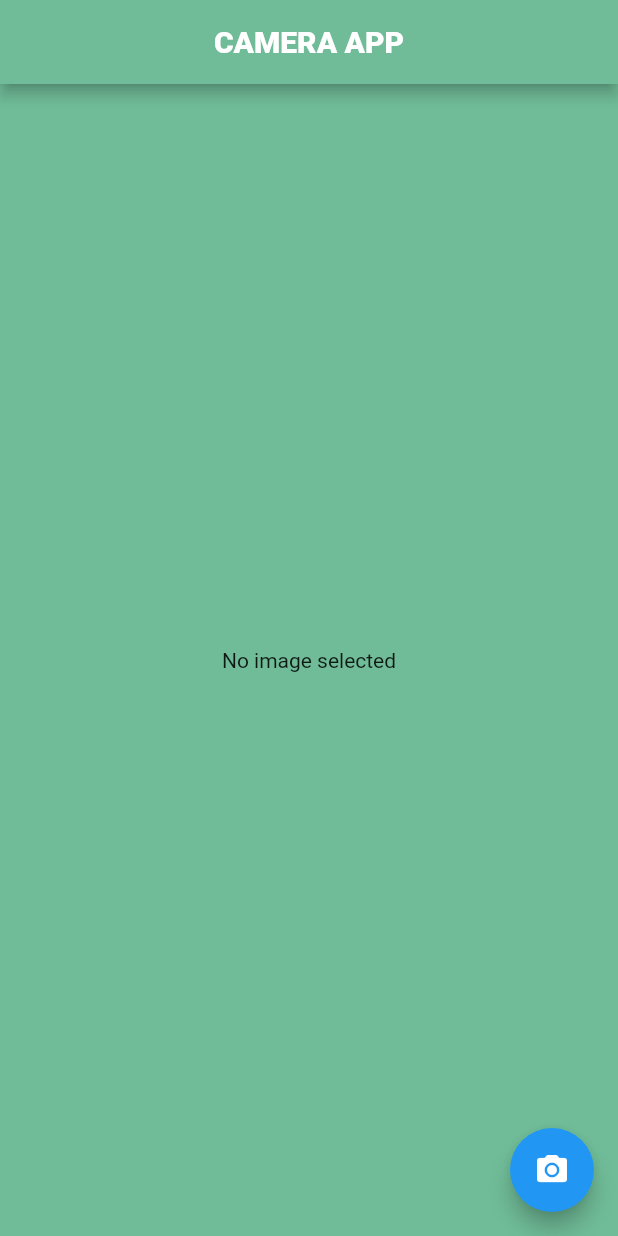
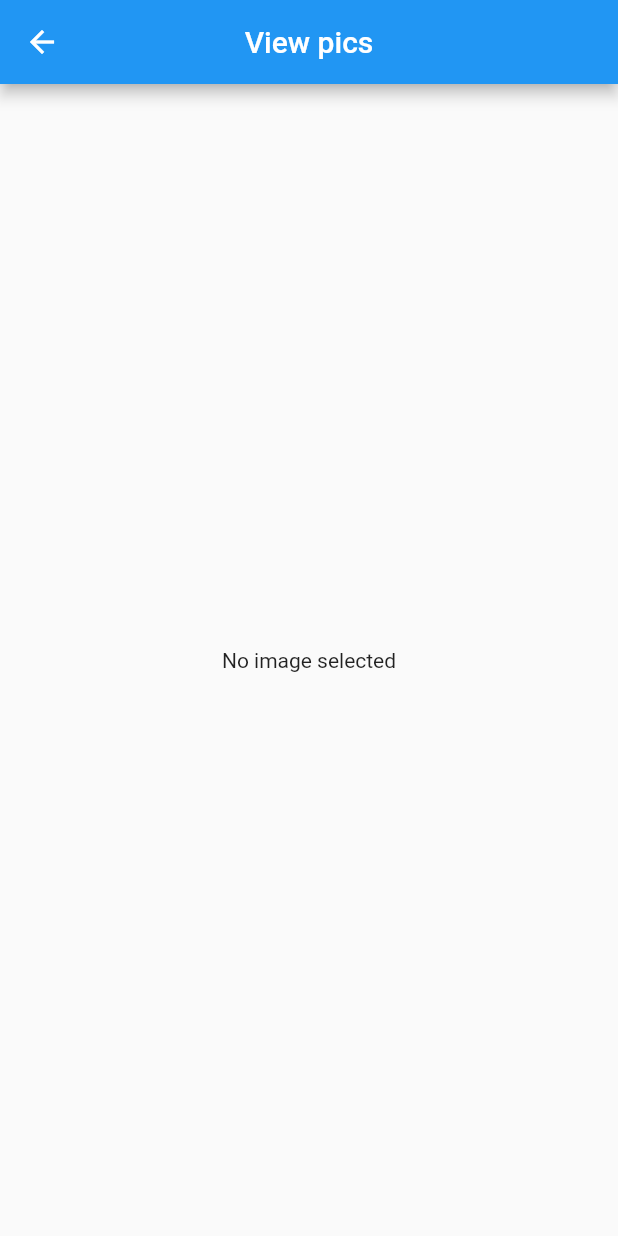
Before and after one commit to mrudulmohan007/camera-app, a Flutter app: the screen it shows after launch, after a tap on the "camera alt" icon, on a phone screen of 412 x 824 dp. Run offline on Flutter 3.47's test engine with Material 2 defaults, Android fonts, the phone set to English and light mode, and no system bars; our stand-ins replace image_picker.

Commit message:
display screen added

```diff
--- a/lib/camerapage.dart
+++ b/lib/camerapage.dart
@@ -1,6 +1,7 @@
 import 'package:flutter/material.dart';
 import 'package:image_picker/image_picker.dart';
 import 'dart:io';
+import 'displaying_screen.dart';
 
 class CameraHomePage extends StatefulWidget {
   const CameraHomePage({super.key});
@@ -24,6 +25,13 @@ class _CameraHomePageState extends State<CameraHomePage> {
     });
   }
 
+  void gotodisplayScreen() {
+    Navigator.of(context).push(MaterialPageRoute(
+        builder: ((context) => ImageDisplayScreen(
+              image: _image,
+            ))));
+  }
+
   @override
   Widget build(BuildContext context) {
     return SafeArea(
@@ -37,13 +45,15 @@ class _CameraHomePageState extends State<CameraHomePage> {
           ),
           centerTitle: true,
         ),
-        body: Center(
-          child:
-              _image == null ? Text('No image selected') : Image.file(_image!),
+        body: Container(
+          child: Center(
+            child: Text('Click photos,make memories !'),
+          ),
         ),
         floatingActionButton: FloatingActionButton(
           onPressed: () {
             getImage();
+            gotodisplayScreen();
           },
           child: Icon(Icons.camera_alt),
         ),
--- /dev/null
+++ b/lib/displaying_screen.dart
@@ -0,0 +1,30 @@
+import 'dart:io';
+
+import 'package:flutter/material.dart';
+import 'camerapage.dart';
+
+class ImageDisplayScreen extends StatelessWidget {
+  ImageDisplayScreen({super.key, required this.image});
+  final File? image;
+
+  @override
+  Widget build(BuildContext context) {
+    return Scaffold(
+      appBar: AppBar(
+        title: Text('View pics'),
+        centerTitle: true,
+      ),
+      body: Center(
+        child: getImageWidget(),
+      ),
+    );
+  }
+
+  Widget getImageWidget() {
+    if (image == null) {
+      return Text('No image selected');
+    } else {
+      return Image.file(image!);
+    }
+  }
+}
```
